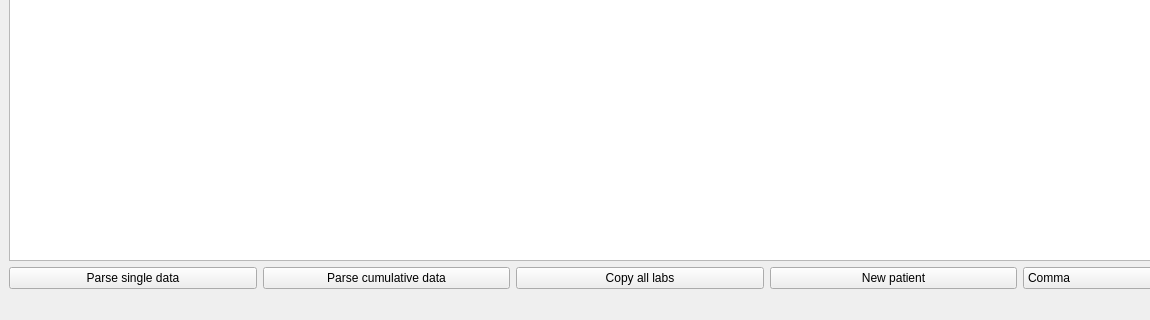
bogie/medicoLabTool, file profileview.ui: the form before one commit; both pictures show x 0 to 1150 and y 400 to 720 of the 1280 by 720 pixel window.
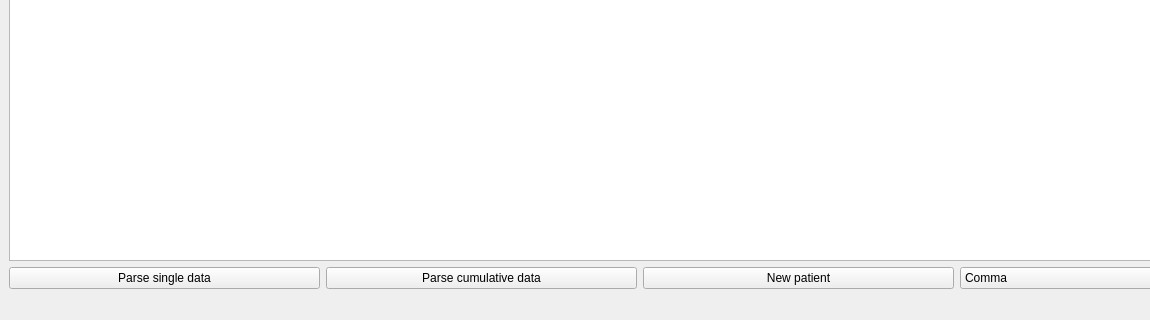
The form after the commit.

Commit message: Added possibility to copy all rows, fixed COVAS profile

Patch:
```diff
--- a/profileview.ui
+++ b/profileview.ui
@@ -45,13 +45,6 @@
         </property>
        </widget>
       </item>
-      <item>
-       <widget class="QPushButton" name="copyAllLabs">
-        <property name="text">
-         <string>Copy all labs</string>
-        </property>
-       </widget>
-      </item>
       <item>
        <widget class="QPushButton" name="clearAll">
         <property name="text">
```
The commit also changes 2 other files.
